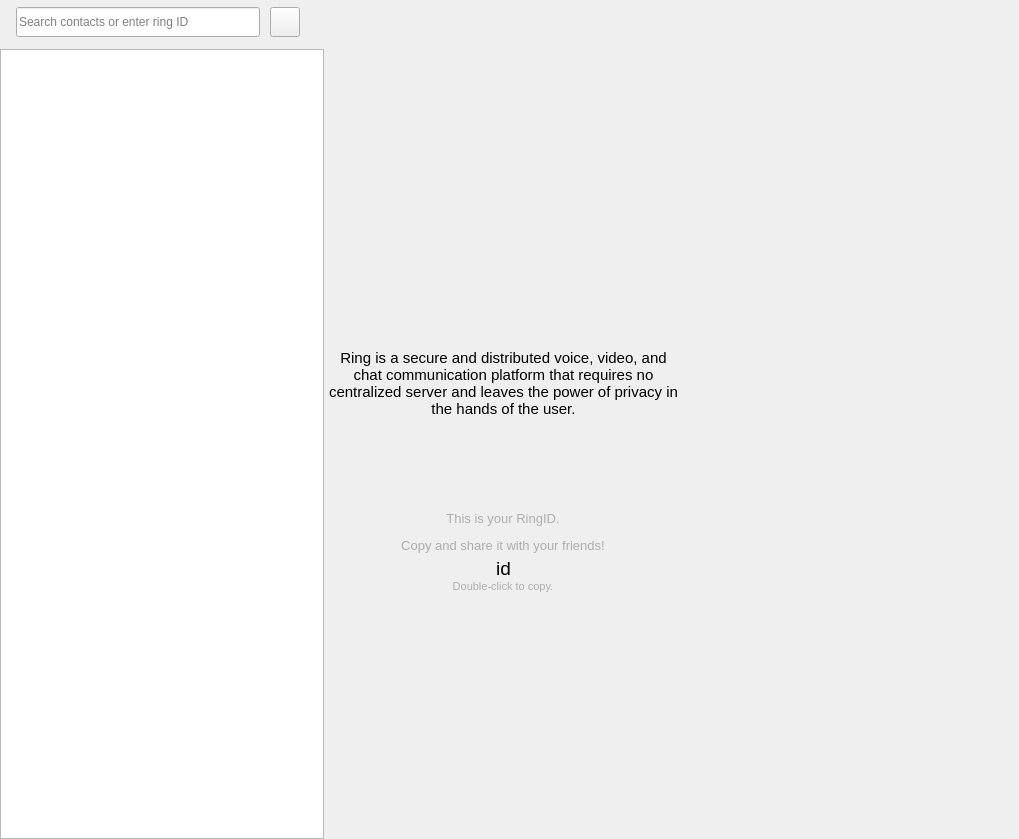
Above: callwidget.ui from savoirfairelinux/jami-client-windows before the change. Below: the same form after it.
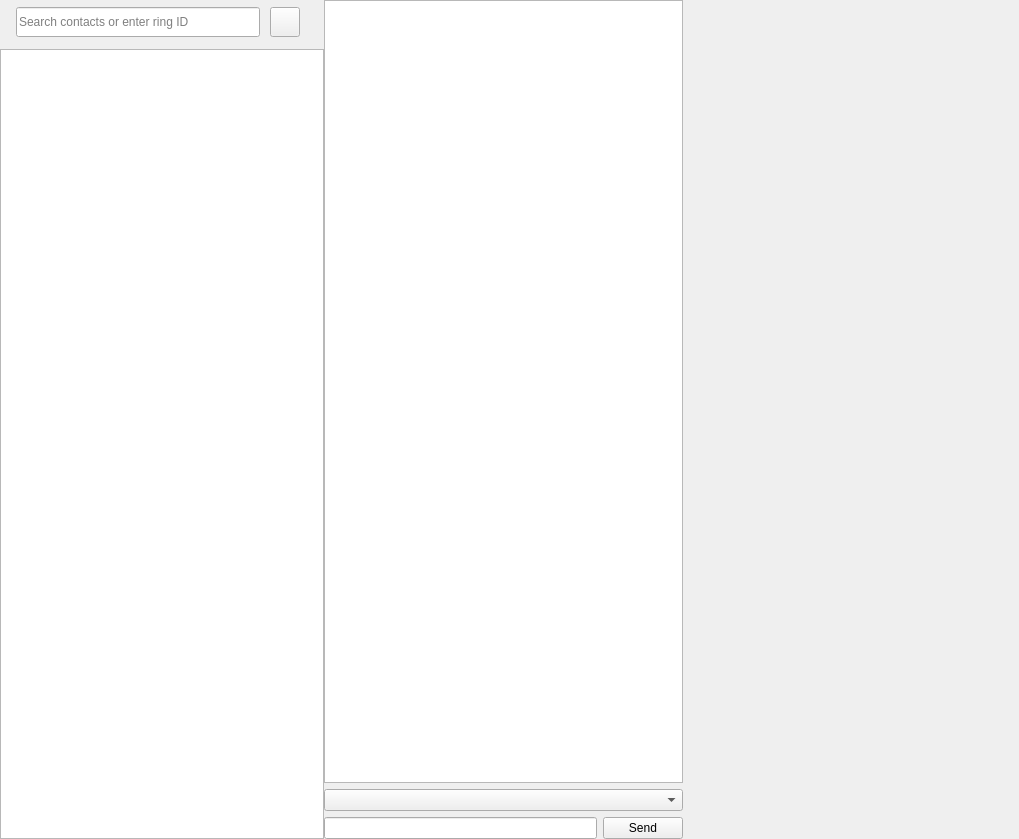
That is the form after the change. The open tabs and pages were chosen to show the change. Icons and pictures are not drawn. Custom widgets are drawn as their Qt base class.

Commit message:
im: add off call instant messaging
First implementation of out of call messaging UI

Tuleap: #153

Diff of the .ui file:
```diff
--- a/callwidget.ui
+++ b/callwidget.ui
@@ -261,6 +261,46 @@
           </item>
          </layout>
         </widget>
+        <widget class="QWidget" name="messagingPage">
+         <layout class="QVBoxLayout" name="verticalLayout_11">
+          <property name="leftMargin">
+           <number>0</number>
+          </property>
+          <property name="topMargin">
+           <number>0</number>
+          </property>
+          <property name="rightMargin">
+           <number>0</number>
+          </property>
+          <property name="bottomMargin">
+           <number>0</number>
+          </property>
+          <item>
+           <widget class="QListView" name="listMessageView">
+            <property name="selectionMode">
+             <enum>QAbstractItemView::SingleSelection</enum>
+            </property>
+           </widget>
+          </item>
+          <item>
+           <widget class="QComboBox" name="contactMethodComboBox"/>
+          </item>
+          <item>
+           <layout class="QHBoxLayout" name="horizontalLayout_5">
+            <item>
+             <widget class="QLineEdit" name="messageEdit"/>
+            </item>
+            <item>
+             <widget class="QPushButton" name="sendButton">
+              <property name="text">
+               <string>Send</string>
+              </property>
+             </widget>
+            </item>
+           </layout>
+          </item>
+         </layout>
+        </widget>
         <widget class="QWidget" name="callInvitePage">
          <layout class="QVBoxLayout" name="verticalLayout_9">
           <property name="spacing">
```
The commit also changes 3 other files.
